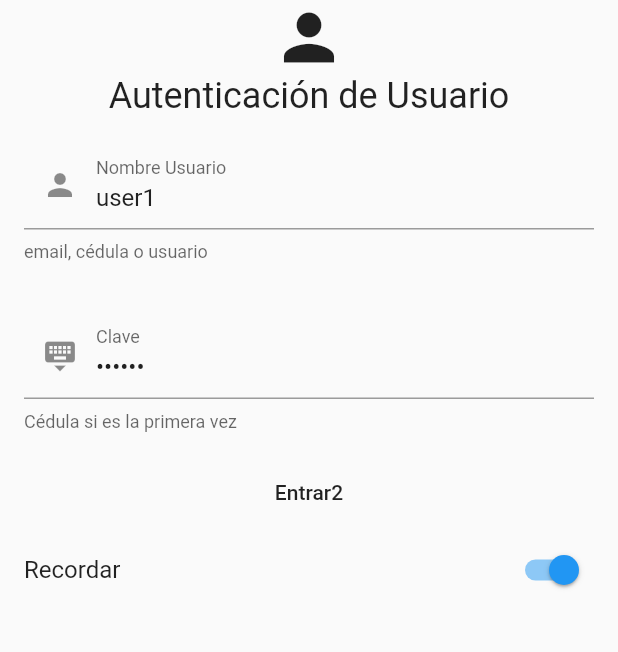
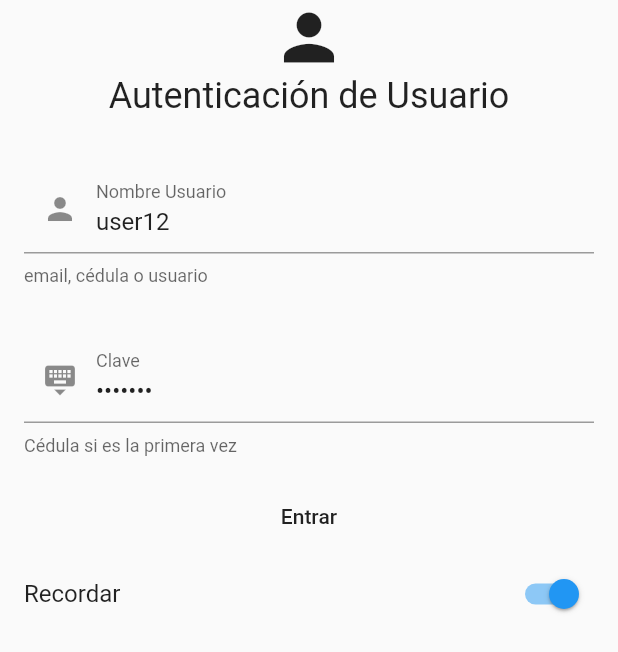
Before and after one commit to jvelez0333/flutter_eslabon, a Flutter app: the screen it shows after launch, on a phone screen of 412 x 824 dp. Shown: the top 652 px of the screen. Run offline on Flutter 3.47's test engine with Material 2 defaults, Android fonts, the phone set to English and light mode, and no system bars; our stand-ins replace shared_preferences.

Commit message:
cambio form login

```diff
--- a/lib/helpers/login_state.dart
+++ b/lib/helpers/login_state.dart
@@ -1,7 +1,6 @@
 
 import 'package:flutter/material.dart';
 import 'package:flutter_eslabon/models/AutenticateResponse.dart';
-import 'package:flutter_eslabon/models/Response.dart';
 import 'package:flutter_eslabon/models/TokenRequest.dart';
 import 'package:flutter_eslabon/services/ApiService.dart';
 import 'package:shared_preferences/shared_preferences.dart';
@@ -59,6 +58,7 @@ class LoginState with ChangeNotifier {
       notifyListeners();
 
     } else {
+       _msnInfo=responseAutencation.msn;
       _loggedIn = false;
       notifyListeners();
     }
@@ -67,6 +67,7 @@ class LoginState with ChangeNotifier {
       final myToken=TokenRequest(userName,password);
       final dataJson=myToken.jsonString;
       final api =ApiService();
+
 
      final resp= await api.postAsync('/Api','/Account/CreateToken',dataJson);
 
--- a/lib/models/TokenRequest.dart
+++ b/lib/models/TokenRequest.dart
@@ -14,4 +14,12 @@ class TokenRequest {
 
     //devuelve el objeto en string..
     String get jsonString=>json.encode(this.toJson());
+
+    factory TokenRequest.fromString(String str)=> TokenRequest.fromJson(json.decode(str));
+
+    factory TokenRequest.fromJson(Map<String, dynamic> json) => TokenRequest(
+ json["status"],
+ json["password"]
+
+    );
 }
--- a/lib/ui/pages/loginPages.dart
+++ b/lib/ui/pages/loginPages.dart
@@ -23,19 +23,20 @@ class _LoginPageState extends State<LoginPage>  {
   //controladores
   TextEditingController _controllerUsername, _controllerPassword;
 
+  String _msnInfoLogin='';
+
   @override
   void initState() {
       super.initState();
 
-      _controllerUsername = TextEditingController(text: widget?.username ?? "user1");
-      _controllerPassword = TextEditingController(text: "123456");
+      _controllerUsername = TextEditingController(text: widget?.username ?? "user12");
+      _controllerPassword = TextEditingController(text: "1234562");
 
   }
 
 
   @override
   Widget build(BuildContext context) {
-
     return Scaffold(
       key: _scaffoldKey,
       body: SafeArea(
@@ -43,6 +44,9 @@ class _LoginPageState extends State<LoginPage>  {
           children: <Widget>[
             Consumer<LoginState>(
               builder: (BuildContext context, LoginState value, Widget child) {
+                _msnInfoLogin=value.msnInfo;
+
+
                 if (value.isLoading()) {
                   return Center(
                     child: Column(children: <Widget>[
@@ -51,10 +55,12 @@ class _LoginPageState extends State<LoginPage>  {
                     ],),
                   );
                 } else {
+
+
                   return child;
                 }
               },
-              child: formularioLoginMdo(context),
+              child: formularioLoginMdo(context, _msnInfoLogin),
             ),
           ],
           )
@@ -62,13 +68,19 @@ class _LoginPageState extends State<LoginPage>  {
     );
   }
 
-  SingleChildScrollView formularioLoginMdo(BuildContext context) {
+  SingleChildScrollView formularioLoginMdo(BuildContext context,String msnInfoLogin) {
+                           this._msnInfoLogin=msnInfoLogin;
+
+                           setState(() {
+                          _msnInfoLogin = msnInfoLogin;
+                        });
     return SingleChildScrollView(
         child: Column(
           children: <Widget>[
             Icon(Icons.person, size: 50.0,
             ),
-            Text('Autenticación de Usuario', style:Theme.of(context).textTheme.headline,),
+            Text('Autenticación de Usuario', style:Theme.of(context).textTheme.headline),
+            Text(_msnInfoLogin),
             Form(
               autovalidate: true,
               child: Column(
@@ -97,7 +109,7 @@ class _LoginPageState extends State<LoginPage>  {
                   ),
                 ),
                 MaterialButton(
-                  child: Text('Entrar2'),
+                  child: Text('Entrar'),
                   onPressed: () {
 
                         Provider.of<LoginState>(context).login(this._controllerUsername.text,this._controllerPassword.text);
```
Also changed, not shown: lib/services/ApiService.dart (+21 -7 lines).
